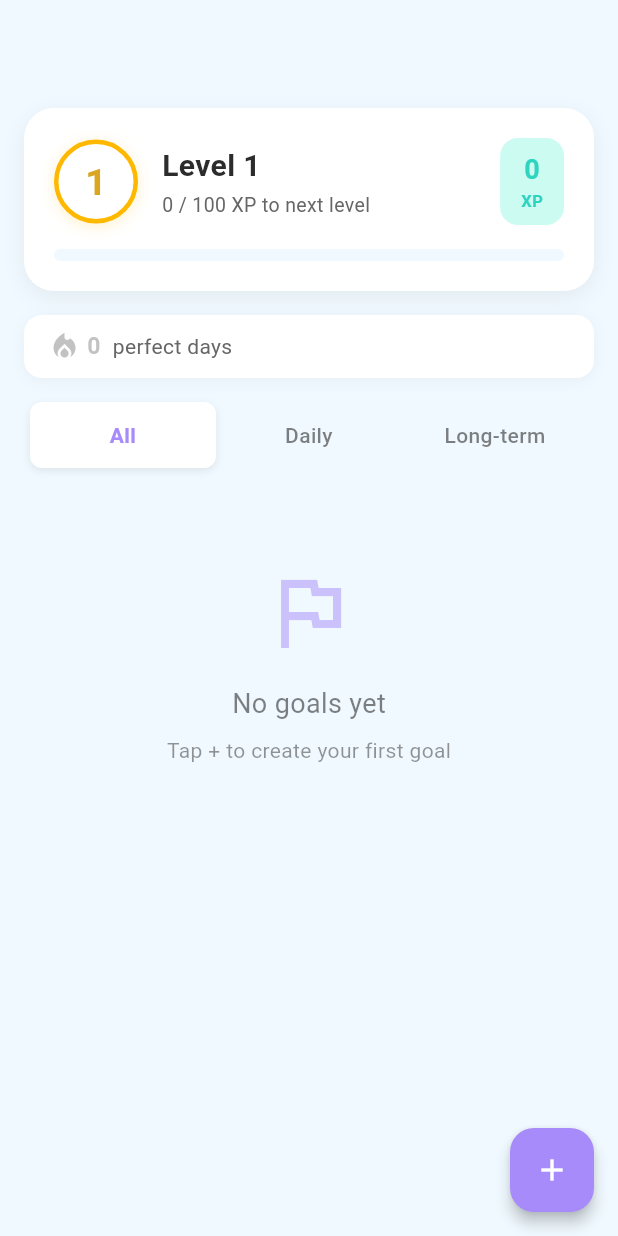
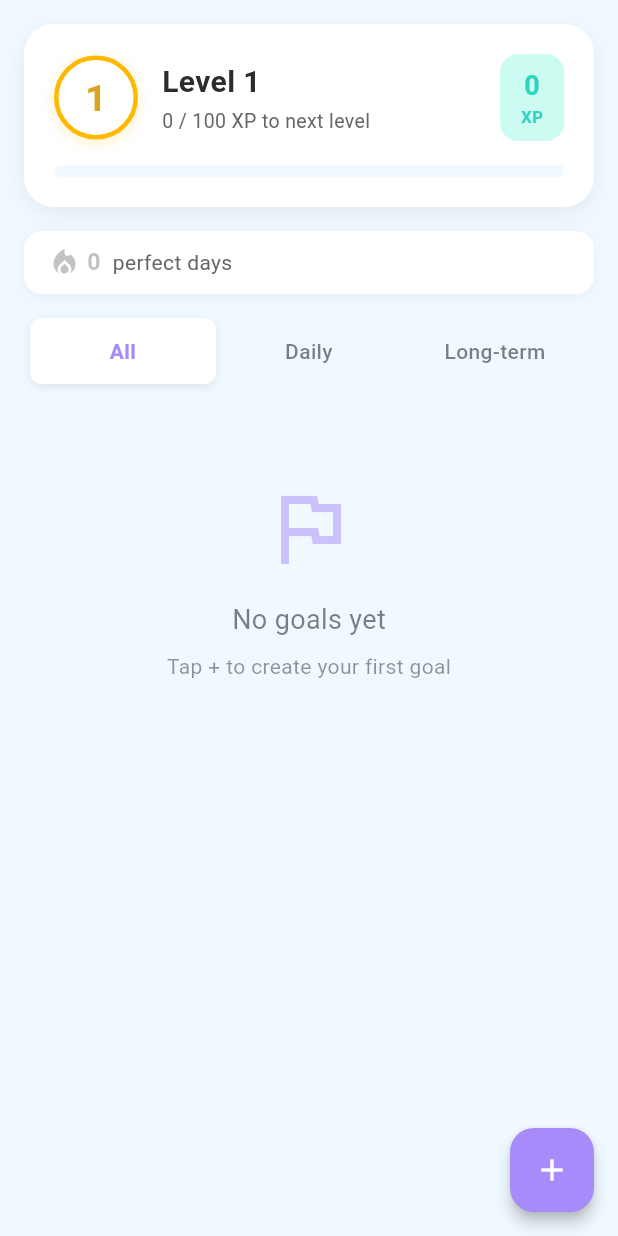
Before and after one commit to ptan24b58/catalist, a Flutter app: the screen it shows after launch, on a phone screen of 412 x 824 dp. Run offline on Flutter 3.47's test engine with Material 3 defaults, Android fonts, the phone set to English and light mode, and no system bars; our stand-ins replace lottie, shared_preferences.

Commit message:
minor redesign

```diff
--- a/lib/screens/goals_list_screen.dart
+++ b/lib/screens/goals_list_screen.dart
@@ -136,10 +136,8 @@ class _GoalsListScreenState extends State<GoalsListScreen> {
     return XPBurstOverlay(
       key: _xpOverlayKey,
       child: Scaffold(
-        appBar: AppBar(
-          elevation: 0,
-        ),
-        body: _isLoading
+        body: SafeArea(
+          child: _isLoading
             ? const Center(child: CircularProgressIndicator())
             : Column(
                 children: [
@@ -196,6 +194,7 @@ class _GoalsListScreenState extends State<GoalsListScreen> {
                   ),
                 ],
               ),
+        ),
         floatingActionButton: FloatingActionButton(
           onPressed: () async {
             await Navigator.push(
```
